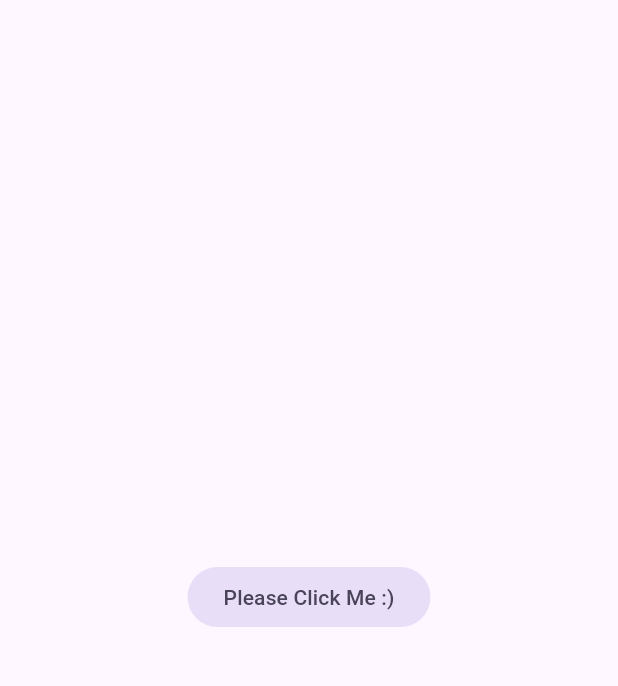
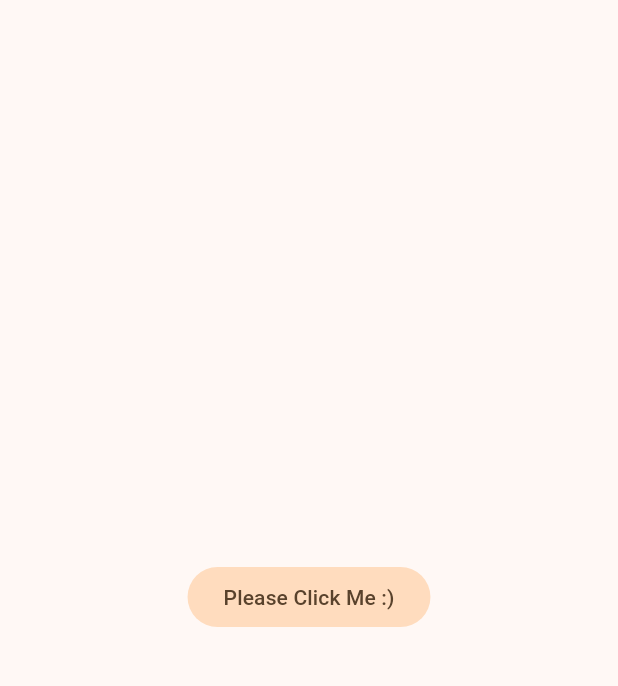
Before and after one commit to AlanMelendez/flutter_templateChatApp, a Flutter app: the screen it shows after launch, on a phone screen of 412 x 824 dp, the part 63-749 px from its top. Run offline on Flutter 3.47's test engine with Material 3 defaults, Android fonts, the phone set to English and light mode, and no system bars.

Commit message:
feat: Update AppTheme to support custom color selection

```diff
--- a/lib/config/theme/app_theme.dart
+++ b/lib/config/theme/app_theme.dart
@@ -1,10 +1,27 @@
 import 'package:flutter/material.dart';
 
+
+
+  const Color _customColor = Color(0xFF6200EE);
+
+  const List<Color> _customColorPalette = [
+    _customColor,
+    Colors.blue,
+    Colors.red,
+    Colors.green,
+    Colors.yellow,
+    Colors.orange,
+  ];
+
 class AppTheme{
+
+  final int selectedColor;
+  AppTheme({  this.selectedColor = 5});
 
   ThemeData get theme {
     return ThemeData(
       useMaterial3: true,
+      colorSchemeSeed: _customColorPalette[selectedColor],
     );
   }
   ThemeData  get lightTheme {
--- a/lib/main.dart
+++ b/lib/main.dart
@@ -11,7 +11,7 @@ class MyApp extends StatelessWidget {
     return MaterialApp(
       title: 'Material App',
       debugShowCheckedModeBanner: false,
-      theme: AppTheme().theme,
+      theme: AppTheme(selectedColor: 5).theme,
       home: Scaffold(
         appBar: AppBar(
           title: const Text('Material App Bar'),
```
